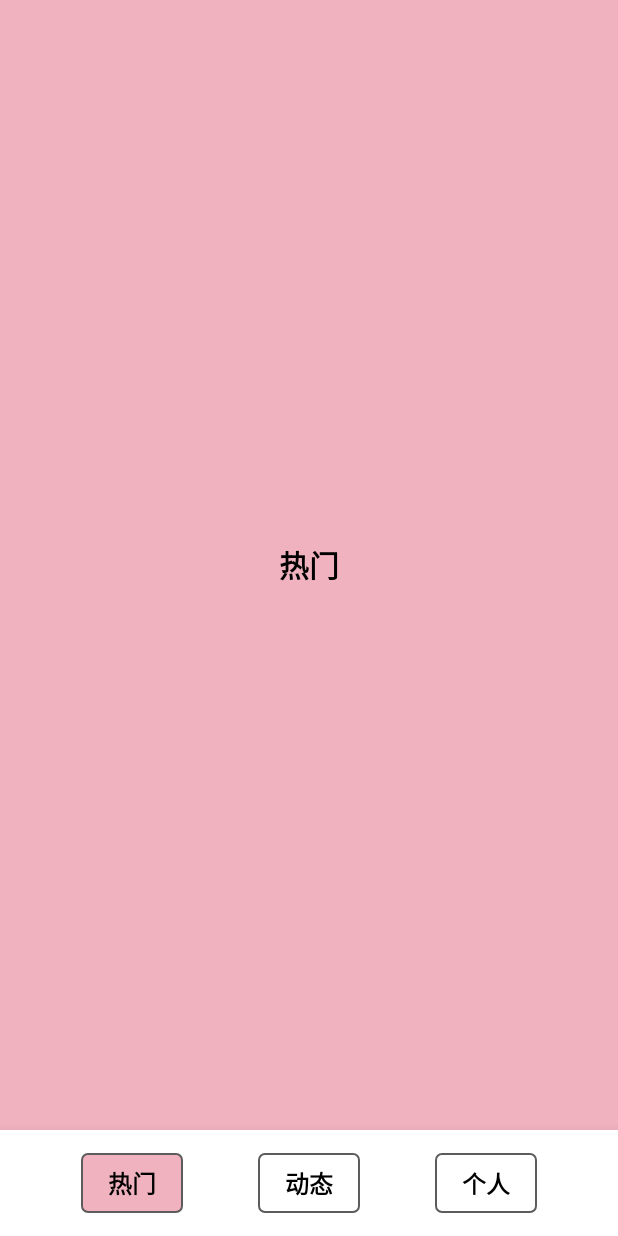
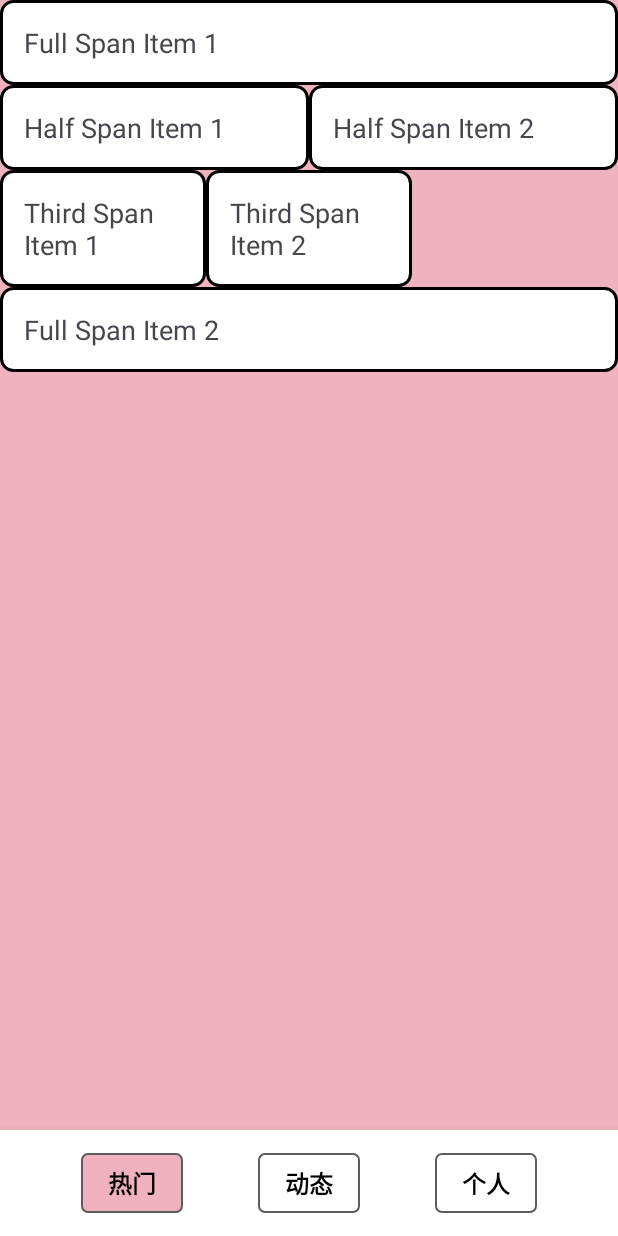
Before and after one commit to hwcctn/AndroidBigWork, an Android app: the HotFragment screen opened directly, with no data from a screen before it, on a phone screen of 412 x 824 dp. Run offline under Robolectric (Android 15) with nearby library versions, the phone set to English and light mode, and no system bars.

Commit message:
hot样式

```diff
--- a/frontend/app/build.gradle.kts
+++ b/frontend/app/build.gradle.kts
@@ -42,8 +42,9 @@ dependencies {
     implementation(libs.material)
     implementation(libs.androidx.activity)
     implementation(libs.androidx.constraintlayout)
+    implementation("androidx.recyclerview:recyclerview:1.2.1")
+    implementation("androidx.fragment:fragment:1.5.0")
     testImplementation(libs.junit)
-    implementation("androidx.fragment:fragment:1.5.0")
     androidTestImplementation(libs.androidx.junit)
     androidTestImplementation(libs.androidx.espresso.core)
 }
--- a/frontend/app/src/main/java/com/example/frontend/HotFragment.kt
+++ b/frontend/app/src/main/java/com/example/frontend/HotFragment.kt
@@ -5,6 +5,9 @@ import android.view.LayoutInflater
 import android.view.View
 import android.view.ViewGroup
 import androidx.fragment.app.Fragment
+import androidx.recyclerview.widget.GridLayoutManager
+import androidx.recyclerview.widget.RecyclerView
+
 
 class HotFragment : Fragment() {
 
@@ -15,4 +18,40 @@ class HotFragment : Fragment() {
         // Inflate the layout for this fragment
         return inflater.inflate(R.layout.fragment_hot, container, false)
     }
+    override fun onViewCreated(view: View, savedInstanceState: Bundle?) {
+        super.onViewCreated(view, savedInstanceState)
+
+        // 获取 RecyclerView 引用
+        val recyclerView = view.findViewById<RecyclerView>(R.id.recyclerView)
+
+        // 设置 GridLayoutManager，列数为6
+        val gridLayoutManager = GridLayoutManager(requireContext(), 6)
+        recyclerView.layoutManager = gridLayoutManager
+
+        // 设置数据源
+        val itemList = listOf(
+            MyItem(MyAdapter.TYPE_FULL_SPAN, "Full Span Item 1"),
+            MyItem(MyAdapter.TYPE_HALF_SPAN, "Half Span Item 1"),
+            MyItem(MyAdapter.TYPE_HALF_SPAN, "Half Span Item 2"),
+            MyItem(MyAdapter.TYPE_THIRD_SPAN, "Third Span Item 1"),
+            MyItem(MyAdapter.TYPE_THIRD_SPAN, "Third Span Item 2"),
+            MyItem(MyAdapter.TYPE_FULL_SPAN, "Full Span Item 2")
+        )
+
+        // 初始化适配器
+        val adapter = MyAdapter(itemList)
+        recyclerView.adapter = adapter
+
+        // 动态设置每个 item 占用的列数
+        gridLayoutManager.spanSizeLookup = object : GridLayoutManager.SpanSizeLookup() {
+            override fun getSpanSize(position: Int): Int {
+                return when (adapter.getItemViewType(position)) {
+                    MyAdapter.TYPE_FULL_SPAN -> 6  // 占满6列
+                    MyAdapter.TYPE_HALF_SPAN -> 3   // 占满3列
+                    MyAdapter.TYPE_THIRD_SPAN -> 2  // 占满2列
+                    else -> 3             // 默认3列
+                }
+            }
+        }
+    }
 }
--- a/frontend/app/src/main/java/com/example/frontend/MainActivity.kt
+++ b/frontend/app/src/main/java/com/example/frontend/MainActivity.kt
@@ -56,7 +56,7 @@ class MainActivity : AppCompatActivity() {
                     .setReorderingAllowed(true)
                     .replace(R.id.fragment_container, DynamicFragment())
                     .commit()
-git
+
                 // 设置其他按钮为未选中状态
                 hotLayout.setBackgroundResource(R.drawable.front_border);
                 personLayout.setBackgroundResource(R.drawable.front_border);
--- /dev/null
+++ b/frontend/app/src/main/java/com/example/frontend/MyAdapter.kt
@@ -0,0 +1,95 @@
+package com.example.frontend
+
+import android.view.LayoutInflater
+import android.view.View
+import android.view.ViewGroup
+import android.widget.TextView
+import androidx.recyclerview.widget.RecyclerView
+
+// 自定义适配器类，继承 RecyclerView.Adapter 并使用 RecyclerView.ViewHolder 泛型
+class MyAdapter(private val items: List<MyItem>) : RecyclerView.Adapter<RecyclerView.ViewHolder>() {
+
+    // companion object 包含静态常量，代表不同的布局类型
+    companion object {
+        const val TYPE_FULL_SPAN = 1  // 占满整个行的 item 类型
+        const val TYPE_HALF_SPAN = 2  // 占一半宽度的 item 类型
+        const val TYPE_THIRD_SPAN = 3 // 占三分之一宽度的 item 类型
+    }
+
+    // 返回指定位置的 item 类型，依据 item 的 type 属性
+    override fun getItemViewType(position: Int): Int {
+        // items 列表中的每个 MyItem 都有一个类型，该类型决定布局样式
+        return items[position].type
+    }
+
+    // 创建不同类型的 ViewHolder，根据 viewType 决定要加载的布局文件
+    override fun onCreateViewHolder(parent: ViewGroup, viewType: Int): RecyclerView.ViewHolder {
+        return when (viewType) {
+            TYPE_FULL_SPAN -> {
+                // 加载 Full Span 的布局（占满整个行）
+                val view = LayoutInflater.from(parent.context)
+                    .inflate(R.layout.item_full_span, parent, false)
+                FullSpanViewHolder(view)  // 返回 FullSpanViewHolder
+            }
+            TYPE_HALF_SPAN -> {
+                // 加载 Half Span 的布局（占一半宽度）
+                val view = LayoutInflater.from(parent.context)
+                    .inflate(R.layout.item_half_span, parent, false)
+                HalfSpanViewHolder(view)  // 返回 HalfSpanViewHolder
+            }
+            TYPE_THIRD_SPAN -> {
+                // 加载 Third Span 的布局（占三分之一宽度）
+                val view = LayoutInflater.from(parent.context)
+                    .inflate(R.layout.item_third_span, parent, false)
+                ThirdSpanViewHolder(view)  // 返回 ThirdSpanViewHolder
+            }
+            else -> throw IllegalArgumentException("Invalid view type")
+        }
+    }
+
+    // 为不同类型的 ViewHolder 绑定数据
+    override fun onBindViewHolder(holder: RecyclerView.ViewHolder, position: Int) {
+        val item = items[position]  // 获取当前位置的 item 数据
+        // 根据 ViewHolder 类型绑定不同的数据
+        when (holder) {
+            is FullSpanViewHolder -> holder.bind(item)
+            is HalfSpanViewHolder -> holder.bind(item)
+            is ThirdSpanViewHolder -> holder.bind(item)
+        }
+    }
+
+    // 返回 RecyclerView 的 item 总数，即数据列表的长度
+    override fun getItemCount(): Int {
+        return items.size
+    }
+
+    // Full Span ViewHolder（占满一行的 ViewHolder）
+    class FullSpanViewHolder(itemView: View) : RecyclerView.ViewHolder(itemView) {
+        private val textView: TextView = itemView.findViewById(R.id.textView)  // 获取布局中的 TextView
+
+        // 绑定 Full Span item 的数据
+        fun bind(item: MyItem) {
+            textView.text = item.content  // 将 item 的内容设置到 TextView
+        }
+    }
+
+    // Half Span ViewHolder（占一半宽度的 ViewHolder）
+    class HalfSpanViewHolder(itemView: View) : RecyclerView.ViewHolder(itemView) {
+        private val textView: TextView = itemView.findViewById(R.id.textView)  // 获取布局中的 TextView
+
+        // 绑定 Half Span item 的数据
+        fun bind(item: MyItem) {
+            textView.text = item.content  // 将 item 的内容设置到 TextView
+        }
+    }
+
+    // Third Span ViewHolder（占三分之一宽度的 ViewHolder）
+    class ThirdSpanViewHolder(itemView: View) : RecyclerView.ViewHolder(itemView) {
+        private val textView: TextView = itemView.findViewById(R.id.textView)  // 获取布局中的 TextView
+
+        // 绑定 Third Span item 的数据
+        fun bind(item: MyItem) {
+            textView.text = item.content  // 将 item 的内容设置到 TextView
+        }
+    }
+}
--- /dev/null
+++ b/frontend/app/src/main/java/com/example/frontend/MyItem.kt
@@ -0,0 +1,3 @@
+package com.example.frontend
+
+data class MyItem(val type: Int, val content: String)
--- /dev/null
+++ b/frontend/app/src/main/res/drawable/hot_item_box_border.xml
@@ -0,0 +1,13 @@
+<?xml version="1.0" encoding="utf-8"?>
+<shape xmlns:android="http://schemas.android.com/apk/res/android">
+    <!-- 背景色 -->
+    <solid android:color="#FFFFFF"/> <!-- 你可以根据需要修改 -->
+
+    <!-- 边框 -->
+    <stroke
+        android:width="2dp"
+        android:color="#000000"/> <!-- 边框颜色和宽度 -->
+
+    <!-- 圆角 -->
+    <corners android:radius="8dp"/> <!-- 圆角半径，可根据需要调整 -->
+</shape>
--- a/frontend/app/src/main/res/layout/fragment_hot.xml
+++ b/frontend/app/src/main/res/layout/fragment_hot.xml
@@ -5,13 +5,24 @@
     android:layout_height="match_parent"
     android:background="@color/hot"
     tools:context=".HotFragment">
-    <TextView
+<!--    <TextView-->
+<!--        android:layout_width="match_parent"-->
+<!--        android:layout_height="match_parent"-->
+<!--        android:gravity="center"-->
+<!--        android:text="热门"-->
+<!--        android:textSize="20sp"-->
+<!--        android:textStyle="bold"-->
+<!--        android:textColor="@color/black"-->
+<!--        />-->
+    <LinearLayout xmlns:android="http://schemas.android.com/apk/res/android"
         android:layout_width="match_parent"
         android:layout_height="match_parent"
-        android:gravity="center"
-        android:text="热门"
-        android:textSize="20sp"
-        android:textStyle="bold"
-        android:textColor="@color/black"
-        />
+        android:orientation="vertical">
+
+        <androidx.recyclerview.widget.RecyclerView
+            android:id="@+id/recyclerView"
+            android:layout_width="match_parent"
+            android:layout_height="match_parent"
+            android:scrollbars="vertical" />
+    </LinearLayout>
 </FrameLayout>
--- /dev/null
+++ b/frontend/app/src/main/res/layout/item_full_span.xml
@@ -0,0 +1,15 @@
+<?xml version="1.0" encoding="utf-8"?>
+<LinearLayout xmlns:android="http://schemas.android.com/apk/res/android"
+    android:layout_width="match_parent"
+    android:layout_height="wrap_content"
+    android:orientation="vertical"
+    android:padding="16dp"
+    android:background="@drawable/hot_item_box_border">
+
+    <TextView
+        android:id="@+id/textView"
+        android:layout_width="match_parent"
+        android:layout_height="wrap_content"
+        android:text="Full Span Item"
+        android:textSize="18sp"/>
+</LinearLayout>
--- /dev/null
+++ b/frontend/app/src/main/res/layout/item_half_span.xml
@@ -0,0 +1,15 @@
+<?xml version="1.0" encoding="utf-8"?>
+<LinearLayout xmlns:android="http://schemas.android.com/apk/res/android"
+    android:layout_width="match_parent"
+    android:layout_height="wrap_content"
+    android:orientation="vertical"
+    android:padding="16dp"
+    android:background="@drawable/hot_item_box_border">
+
+    <TextView
+        android:id="@+id/textView"
+        android:layout_width="match_parent"
+        android:layout_height="wrap_content"
+        android:text="Half Span Item"
+        android:textSize="18sp"/>
+</LinearLayout>
--- /dev/null
+++ b/frontend/app/src/main/res/layout/item_third_span.xml
@@ -0,0 +1,15 @@
+<?xml version="1.0" encoding="utf-8"?>
+<LinearLayout xmlns:android="http://schemas.android.com/apk/res/android"
+    android:layout_width="match_parent"
+    android:layout_height="wrap_content"
+    android:orientation="vertical"
+    android:padding="16dp"
+    android:background="@drawable/hot_item_box_border">
+
+    <TextView
+        android:id="@+id/textView"
+        android:layout_width="match_parent"
+        android:layout_height="wrap_content"
+        android:text="Third Span Item"
+        android:textSize="18sp"/>
+</LinearLayout>
```
